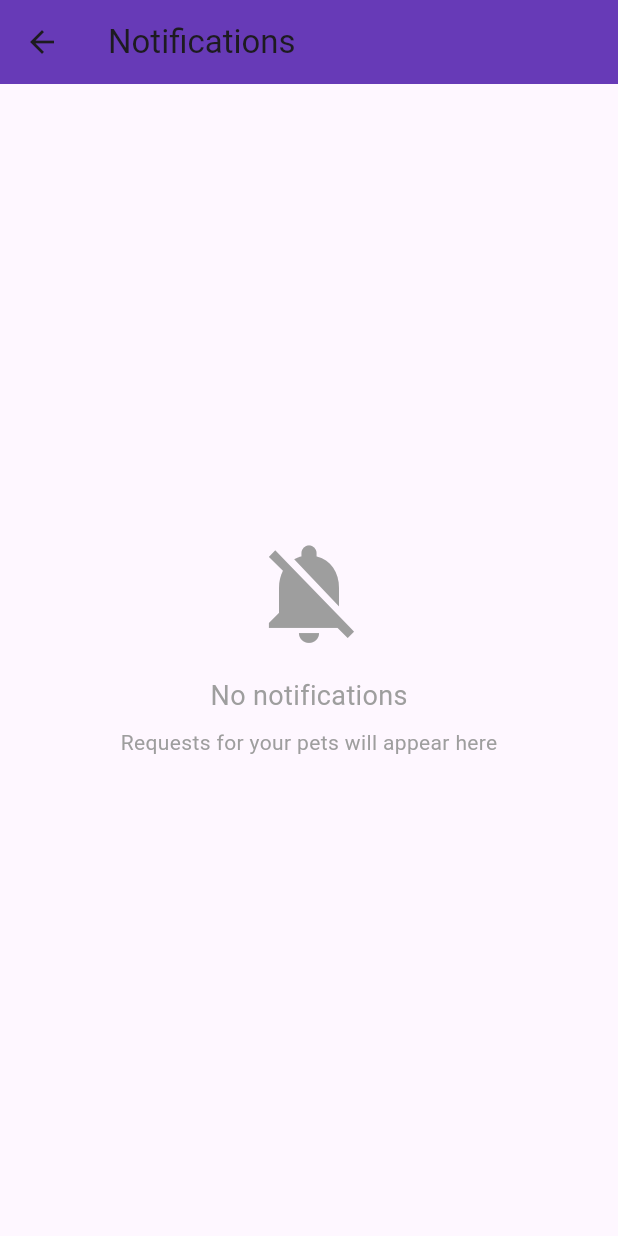
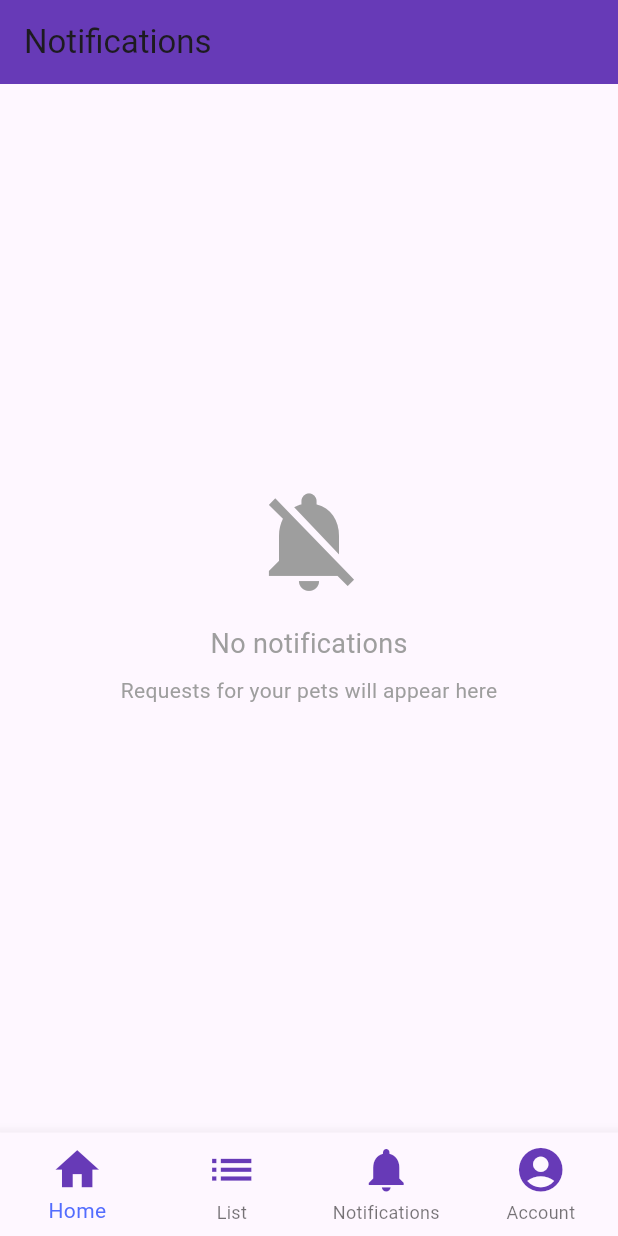
Before and after one commit to KishaanT/WildFriendFinder, a Flutter app: the NotificationsPage screen opened directly with empty values, on a phone screen of 412 x 824 dp. Run offline on Flutter 3.47's test engine with Material 3 defaults, Android fonts, the phone set to English and light mode, and no system bars; our stand-ins replace cloud_firestore, firebase_core, flutter_local_notifications, geocoding, google_maps_flutter; accounts and stored records are empty; network calls fail.

Commit message:
Notifications works

```diff
--- a/wildfriendfinder/lib/HomePage.dart
+++ b/wildfriendfinder/lib/HomePage.dart
@@ -50,7 +50,7 @@ class _HomePageState extends State<HomePage> {
 
     int _selectIndex = widget.index;
     print(_selectIndex);
-    List<String> _widgetOption = ['homePage', 'listingPage', 'accountPage'];
+    List<String> _widgetOption = ['homePage', 'listingPage', 'notifications', 'accountPage'];
 
     void pageChange(int index) {
       setState(() {
@@ -105,9 +105,7 @@ class _HomePageState extends State<HomePage> {
                     Text(dog['temperament'], textAlign: TextAlign.center),
                     Text('Life Span : ' + dog['life-span'], textAlign: TextAlign.center),
                     SizedBox(height: 20,),
-                    ElevatedButton(onPressed: (){
-                      Navigator.push(context, MaterialPageRoute(builder: (context)=> NotificationsPage(userId: widget.userId)));
-                    }, child: Text('Notifications'))
+
                   ],
                 ),
               );
@@ -129,6 +127,12 @@ class _HomePageState extends State<HomePage> {
               label: "List"),
           BottomNavigationBarItem(
               icon: Icon(
+                Icons.notifications,
+                color: Colors.deepPurple,
+              ),
+              label: "Notifications"),
+          BottomNavigationBarItem(
+              icon: Icon(
                 Icons.account_circle,
                 color: Colors.deepPurple,
               ),
--- a/wildfriendfinder/lib/ListingPage.dart
+++ b/wildfriendfinder/lib/ListingPage.dart
@@ -68,6 +68,7 @@ class _ListingPageState extends State<ListingPage> {
     List<String> _widgetOption = [
       'homePage',
       'listingPage',
+      'notifications',
       'accountPage'
     ];
 
@@ -219,6 +220,7 @@ class _ListingPageState extends State<ListingPage> {
         items: <BottomNavigationBarItem>[
           BottomNavigationBarItem(icon: Icon(Icons.home,color: Colors.deepPurple,),label: "Home"),
           BottomNavigationBarItem(icon: Icon(Icons.list,color: Colors.deepPurple,),label: "List"),
+          BottomNavigationBarItem(icon: Icon(Icons.notifications,color: Colors.deepPurple,),label: "Notifications"),
           BottomNavigationBarItem(icon: Icon(Icons.account_circle,color: Colors.deepPurple,),label: "Account")
         ],
         type: BottomNavigationBarType.fixed,
--- a/wildfriendfinder/lib/NotificationsPage.dart
+++ b/wildfriendfinder/lib/NotificationsPage.dart
@@ -4,7 +4,8 @@ import 'package:intl/intl.dart';
 
 class NotificationsPage extends StatefulWidget {
   final String? userId;
-  const NotificationsPage({super.key, required this.userId});
+  final int? index;
+  const NotificationsPage({super.key, required this.userId, required this.index});
 
   @override
   State<NotificationsPage> createState() => _NotificationsPageState();
@@ -50,9 +51,22 @@ class _NotificationsPageState extends State<NotificationsPage> {
 
   @override
   Widget build(BuildContext context) {
+    final Map<String, dynamic> index = ModalRoute.of(context)?.settings.arguments as Map<String, dynamic>;
+    int _selectIndex = index['index'] ;
+    print(_selectIndex);
+    List<String> _widgetOption = ['homePage', 'listingPage', 'notifications', 'accountPage'];
+
+    void pageChange(int index) {
+      setState(() {
+        _selectIndex = index;
+        Navigator.pushNamed(context, _widgetOption[index],
+            arguments: {'index': _selectIndex, 'userId': widget.userId});
+      });
+    }
     print('Notifications Page - Current UserId: ${widget.userId}');
     return Scaffold(
       appBar: AppBar(
+        automaticallyImplyLeading: false,
         title: Text('Notifications'),
         backgroundColor: Colors.deepPurple,
       ),
@@ -249,6 +263,39 @@ class _NotificationsPageState extends State<NotificationsPage> {
           );
         },
       ),
+      bottomNavigationBar: BottomNavigationBar(
+        items: <BottomNavigationBarItem>[
+          BottomNavigationBarItem(
+              icon: Icon(
+                Icons.home,
+                color: Colors.deepPurple,
+              ),
+              label: "Home"),
+          BottomNavigationBarItem(
+              icon: Icon(
+                Icons.list,
+                color: Colors.deepPurple,
+              ),
+              label: "List"),
+          BottomNavigationBarItem(
+              icon: Icon(
+                Icons.notifications,
+                color: Colors.deepPurple,
+              ),
+              label: "Notifications"),
+          BottomNavigationBarItem(
+              icon: Icon(
+                Icons.account_circle,
+                color: Colors.deepPurple,
+              ),
+              label: "Account")
+        ],
+        type: BottomNavigationBarType.fixed,
+        currentIndex: _selectIndex,
+        selectedItemColor: Colors.indigoAccent,
+        onTap: pageChange,
+        iconSize: 35,
+      ),
     );
   }
 
--- a/wildfriendfinder/lib/OneListing.dart
+++ b/wildfriendfinder/lib/OneListing.dart
@@ -119,7 +119,7 @@ class _OneListingState extends State<OneListing> {
                 actions: [
                   if (isOwner)
                     IconButton(
-                      icon: Icon(Icons.edit),
+                      icon: Icon(Icons.edit, color: Colors.white,),
                       onPressed: () {
                         Navigator.push(
                             context,
--- a/wildfriendfinder/pubspec.yaml
+++ b/wildfriendfinder/pubspec.yaml
@@ -36,6 +36,7 @@ dependencies:
   google_maps_flutter: any
   geocoding: any
   intl: any
+  flutter_local_notifications: 19.1.0
 
   # The following adds the Cupertino Icons font to your application.
   # Use with the CupertinoIcons class for iOS style icons.
```
Also changed, not shown: wildfriendfinder/lib/AccountPage.dart (+14 -6 lines), wildfriendfinder/lib/EditPetPage.dart (+1 -11 lines), wildfriendfinder/lib/Login.dart (+54 -2 lines), wildfriendfinder/lib/SplashScreen.dart (+18 -5 lines), wildfriendfinder/pubspec.lock, 3 other files.
